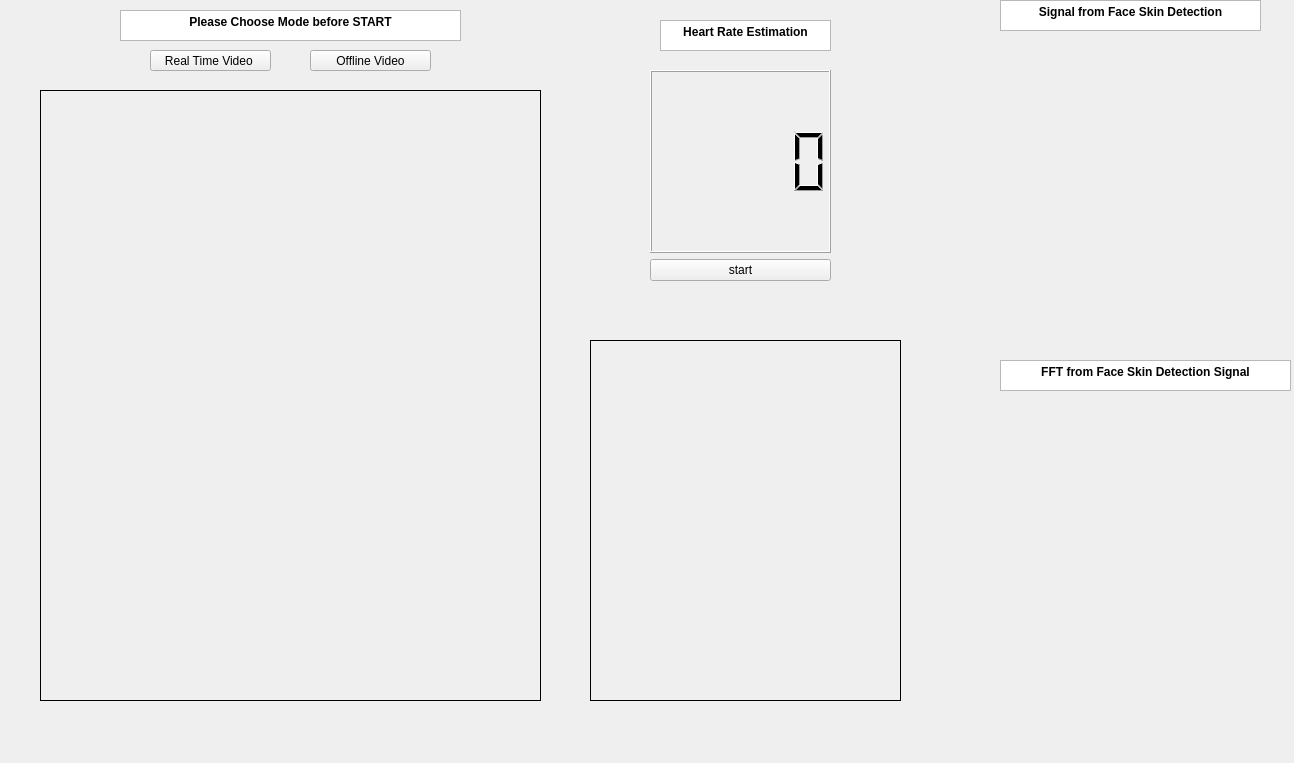
This is heart_rate/qcvwidget.ui in Douissi/HeartRate as Qt 5 draws it before an edit. The edited form follows.
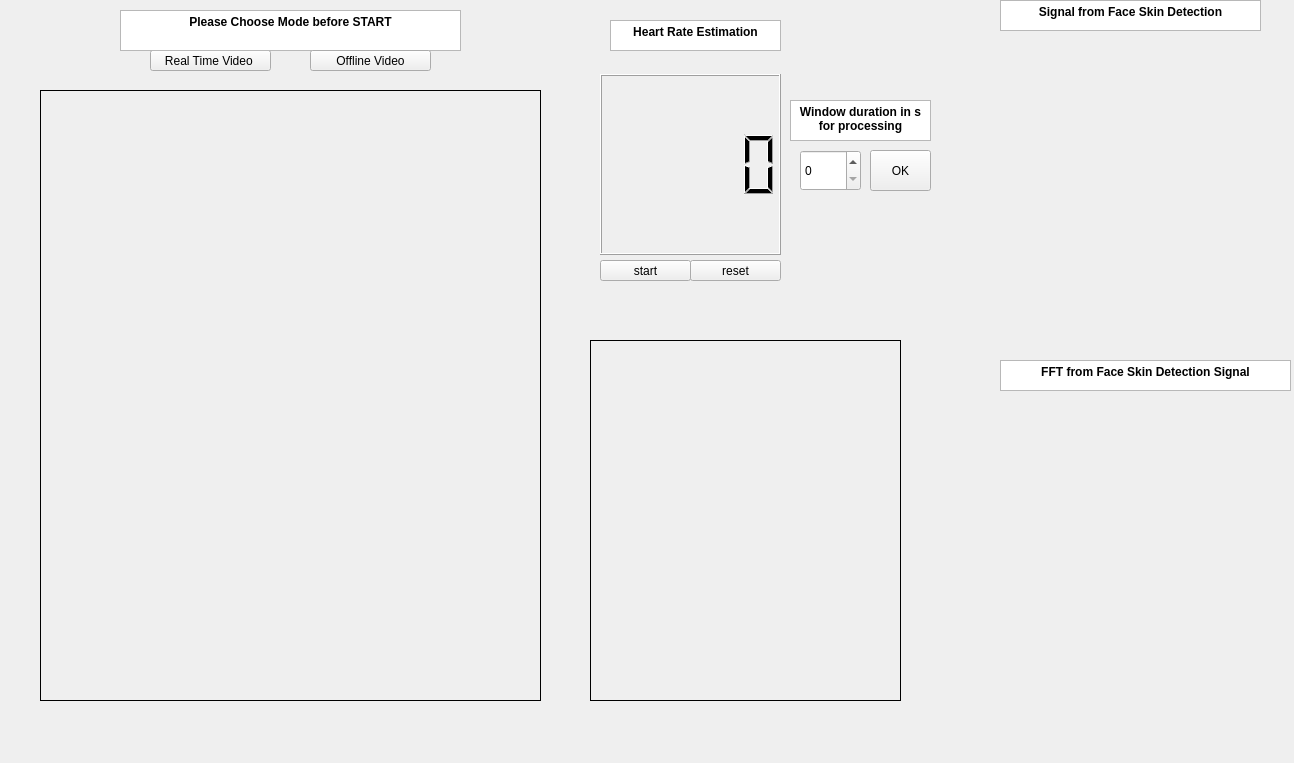
This is the edited form. Custom widgets are drawn as their Qt base class.

Commit message: [2020-08-13] : improve the GUI in offline mode with windowLen change

The edit to the form file:
```diff
--- a/heart_rate/qcvwidget.ui
+++ b/heart_rate/qcvwidget.ui
@@ -32,7 +32,7 @@
   <widget class="QTextBrowser" name="textBrowser">
    <property name="geometry">
     <rect>
-     <x>660</x>
+     <x>610</x>
      <y>20</y>
      <width>171</width>
      <height>31</height>
@@ -46,28 +46,6 @@
 &lt;p align=&quot;center&quot; style=&quot; margin-top:0px; margin-bottom:0px; margin-left:0px; margin-right:0px; -qt-block-indent:0; text-indent:0px;&quot;&gt;&lt;span style=&quot; font-weight:600;&quot;&gt;Heart Rate Estimation&lt;/span&gt;&lt;/p&gt;&lt;/body&gt;&lt;/html&gt;</string>
    </property>
   </widget>
-  <widget class="QWidget" name="layoutWidget">
-   <property name="geometry">
-    <rect>
-     <x>650</x>
-     <y>70</y>
-     <width>181</width>
-     <height>211</height>
-    </rect>
-   </property>
-   <layout class="QVBoxLayout" name="verticalLayout">
-    <item>
-     <widget class="QLCDNumber" name="lcdNumber"/>
-    </item>
-    <item>
-     <widget class="QPushButton" name="pushButtonPlay">
-      <property name="text">
-       <string>start</string>
-      </property>
-     </widget>
-    </item>
-   </layout>
-  </widget>
   <widget class="QPushButton" name="realTimeMode">
    <property name="geometry">
     <rect>
@@ -90,7 +68,7 @@
      <x>120</x>
      <y>10</y>
      <width>341</width>
-     <height>31</height>
+     <height>41</height>
     </rect>
    </property>
    <property name="html">
@@ -187,6 +165,99 @@
 &lt;p align=&quot;center&quot; style=&quot; margin-top:0px; margin-bottom:0px; margin-left:0px; margin-right:0px; -qt-block-indent:0; text-indent:0px;&quot;&gt;&lt;span style=&quot; font-weight:600;&quot;&gt;FFT from Face Skin Detection Signal&lt;/span&gt;&lt;/p&gt;&lt;/body&gt;&lt;/html&gt;</string>
    </property>
   </widget>
+  <widget class="QSpinBox" name="spinBox">
+   <property name="geometry">
+    <rect>
+     <x>800</x>
+     <y>150</y>
+     <width>61</width>
+     <height>41</height>
+    </rect>
+   </property>
+  </widget>
+  <widget class="QTextBrowser" name="textBrowser_4">
+   <property name="geometry">
+    <rect>
+     <x>790</x>
+     <y>100</y>
+     <width>141</width>
+     <height>41</height>
+    </rect>
+   </property>
+   <property name="html">
+    <string>&lt;!DOCTYPE HTML PUBLIC &quot;-//W3C//DTD HTML 4.0//EN&quot; &quot;http://www.w3.org/TR/REC-html40/strict.dtd&quot;&gt;
+&lt;html&gt;&lt;head&gt;&lt;meta name=&quot;qrichtext&quot; content=&quot;1&quot; /&gt;&lt;style type=&quot;text/css&quot;&gt;
+p, li { white-space: pre-wrap; }
+&lt;/style&gt;&lt;/head&gt;&lt;body style=&quot; font-family:'Sans Serif'; font-size:9pt; font-weight:400; font-style:normal;&quot;&gt;
+&lt;p align=&quot;center&quot; style=&quot; margin-top:0px; margin-bottom:0px; margin-left:0px; margin-right:0px; -qt-block-indent:0; text-indent:0px;&quot;&gt;&lt;span style=&quot; font-weight:600;&quot;&gt;Window duration in s for processing&lt;/span&gt;&lt;/p&gt;&lt;/body&gt;&lt;/html&gt;</string>
+   </property>
+  </widget>
+  <widget class="QPushButton" name="pushButtonPlay">
+   <property name="geometry">
+    <rect>
+     <x>600</x>
+     <y>260</y>
+     <width>91</width>
+     <height>21</height>
+    </rect>
+   </property>
+   <property name="text">
+    <string>start</string>
+   </property>
+  </widget>
+  <widget class="QLCDNumber" name="lcdNumber">
+   <property name="geometry">
+    <rect>
+     <x>600</x>
+     <y>74</y>
+     <width>181</width>
+     <height>181</height>
+    </rect>
+   </property>
+  </widget>
+  <widget class="QPushButton" name="pushButtonReset">
+   <property name="geometry">
+    <rect>
+     <x>690</x>
+     <y>260</y>
+     <width>91</width>
+     <height>21</height>
+    </rect>
+   </property>
+   <property name="text">
+    <string>reset</string>
+   </property>
+  </widget>
+  <widget class="QPushButton" name="pushButtonWinLenValidate">
+   <property name="geometry">
+    <rect>
+     <x>870</x>
+     <y>150</y>
+     <width>61</width>
+     <height>41</height>
+    </rect>
+   </property>
+   <property name="text">
+    <string>OK</string>
+   </property>
+  </widget>
+  <zorder>labelView</zorder>
+  <zorder>textBrowser</zorder>
+  <zorder>realTimeMode</zorder>
+  <zorder>textUsedMode</zorder>
+  <zorder>OfflineMode</zorder>
+  <zorder>skinDetected</zorder>
+  <zorder>customPlot</zorder>
+  <zorder>textBrowser_2</zorder>
+  <zorder>FFTOutput</zorder>
+  <zorder>textBrowser_3</zorder>
+  <zorder>lcdNumber</zorder>
+  <zorder>spinBox</zorder>
+  <zorder>textBrowser_4</zorder>
+  <zorder>pushButtonPlay</zorder>
+  <zorder>lcdNumber</zorder>
+  <zorder>pushButtonReset</zorder>
+  <zorder>pushButtonWinLenValidate</zorder>
  </widget>
  <customwidgets>
   <customwidget>
```
The commit also changes 52 other files.
